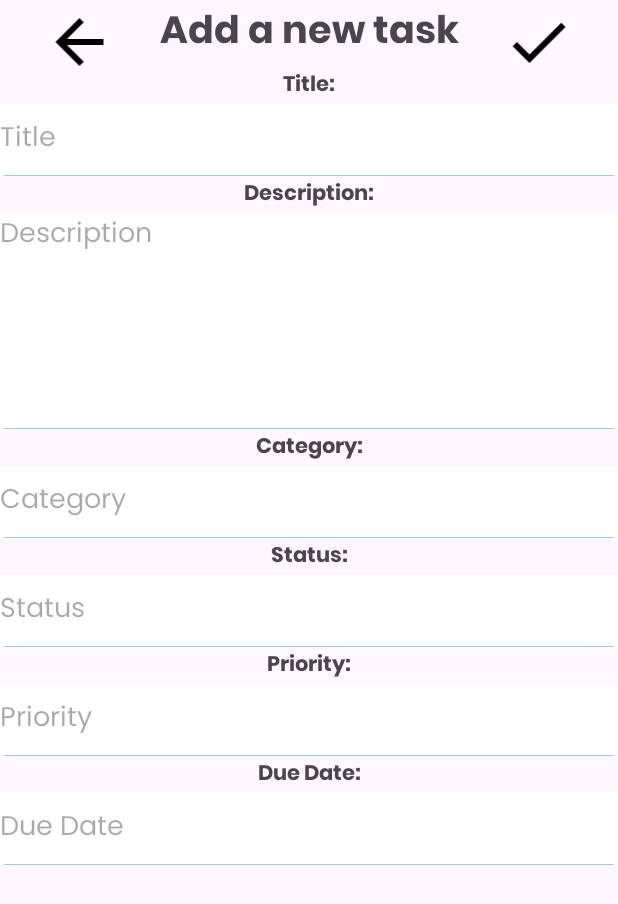
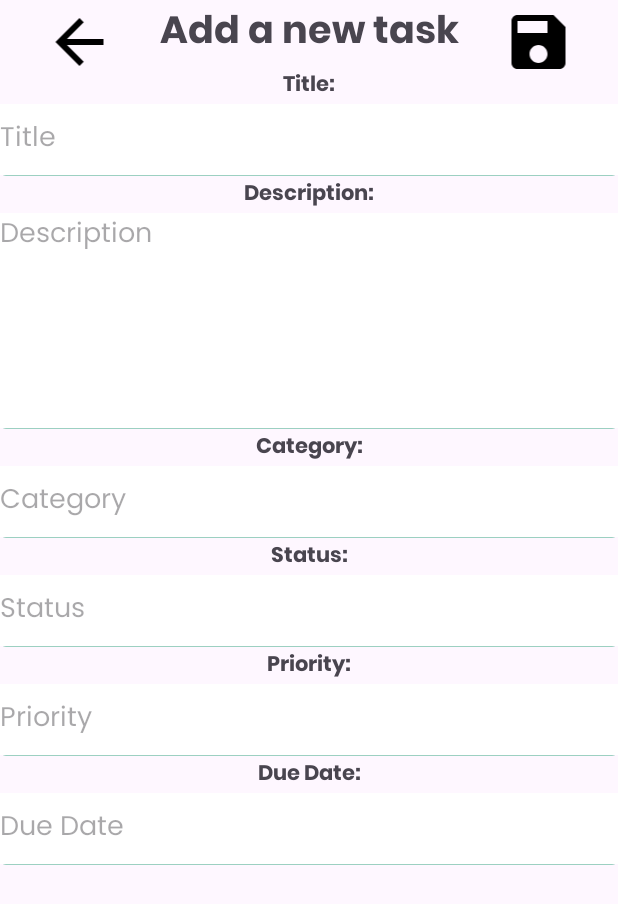
Before and after one commit to Kun-Alexandru/UBB-projects, an Android app: the AddTaskActivity screen opened directly, with no data from a screen before it, on a phone screen of 412 x 824 dp. Shown: the top 904 px of the screen. Run offline under Robolectric (Android 15) with nearby library versions, the phone set to English and light mode, and no system bars.

Commit message:
save button

```diff
--- a/SEM5/Mobile/Lab2/TaskTrifleAppNative/app/src/main/res/layout/activity_add_task.xml
+++ b/SEM5/Mobile/Lab2/TaskTrifleAppNative/app/src/main/res/layout/activity_add_task.xml
@@ -33,7 +33,7 @@
         android:layout_height="48dp"
         android:layout_marginTop="4dp"
         android:layout_marginEnd="28dp"
-        android:src="@drawable/baseline_done_24"
+        android:src="@drawable/baseline_save_24"
         app:layout_constraintEnd_toEndOf="parent"
         app:layout_constraintTop_toTopOf="parent" />
 
```
